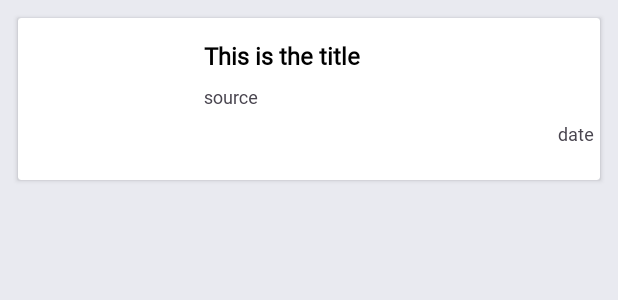
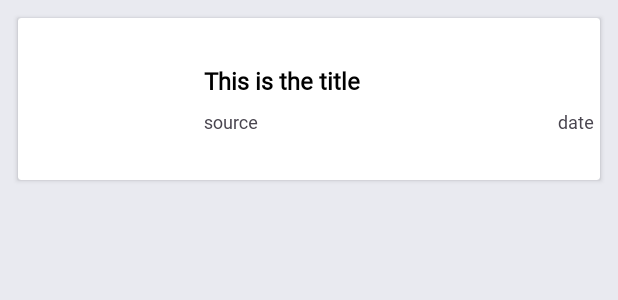
Before and after one commit to Android-Final-Project/android_news_app, an Android app: the layout news_recycler_row.xml on its own in the app's theme, with its tools: preview values and no code run, on a phone screen of 412 x 824 dp. Shown: the top 300 px of the screen. Run offline under Robolectric (Android 15) with nearby library versions, the phone set to English and light mode, and no system bars.

Commit message:
New Update

```diff
--- a/MyApplication/app/src/main/res/layout/news_recycler_row.xml
+++ b/MyApplication/app/src/main/res/layout/news_recycler_row.xml
@@ -36,13 +36,24 @@
                 android:layout_marginBottom="8dp"
                 android:id="@+id/article_title"/>
 
+            <!-- Horizontal LinearLayout for source and date, ensuring date is at the right -->
+            <LinearLayout
+                android:layout_width="match_parent"
+                android:layout_height="wrap_content"
+                android:orientation="horizontal"
+                android:gravity="center_vertical">
+
                 <TextView
+                    android:id="@+id/article_source"
                     android:layout_width="wrap_content"
                     android:layout_height="wrap_content"
                     android:textSize="12sp"
-                android:text="source"
-                android:layout_marginBottom="8dp"
-                android:id="@+id/article_source"/>
+                    android:text="source"/>
+
+                <View
+                    android:layout_width="0dp"
+                    android:layout_height="0dp"
+                    android:layout_weight="1" />
 
                 <TextView
                     android:id="@+id/article_date"
@@ -50,11 +61,10 @@
                     android:layout_height="wrap_content"
                     android:textSize="12sp"
                     android:text="date"
-                android:layout_marginBottom="8dp"
+                    android:layout_marginStart="8dp"
                     android:layout_gravity="end"/>
 
             </LinearLayout>
-
         </LinearLayout>
-
+    </LinearLayout>
 </androidx.cardview.widget.CardView>
```
Lines whose indentation alone changed are shown as unchanged.
